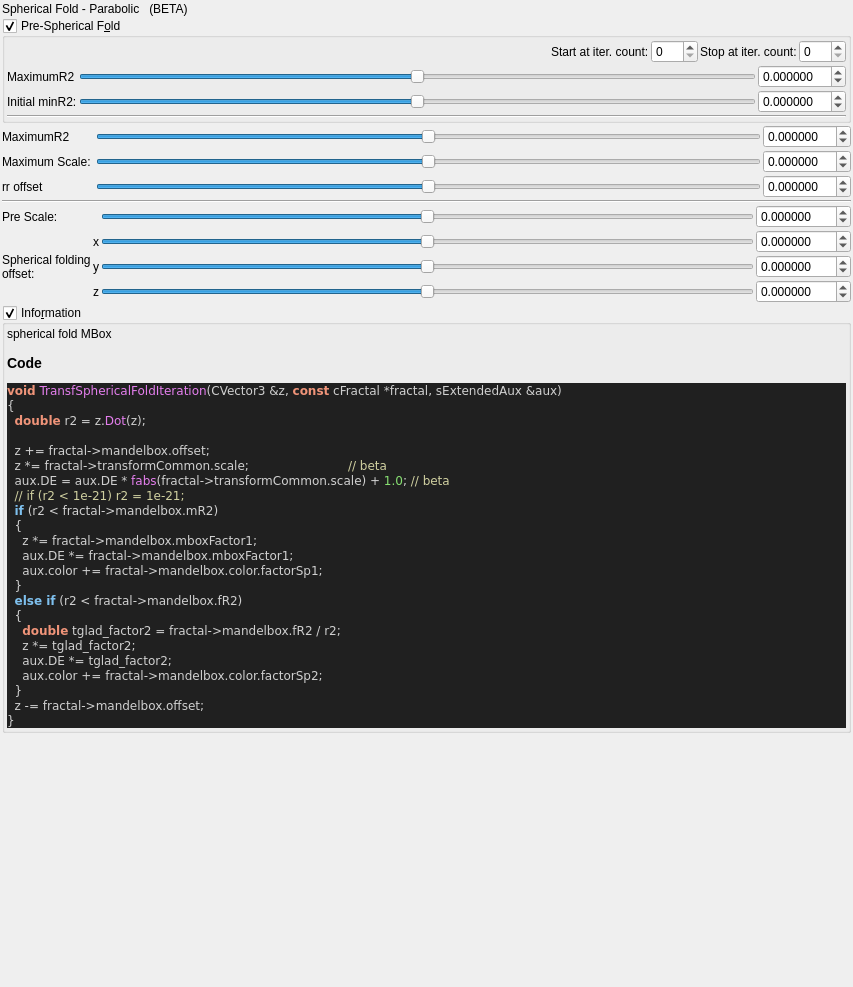
First picture: the form in mandelbulber2/qt_data/fractal_transf_spherical_fold_parab.ui, repository buddhi1980/mandelbulber2, before the edit.
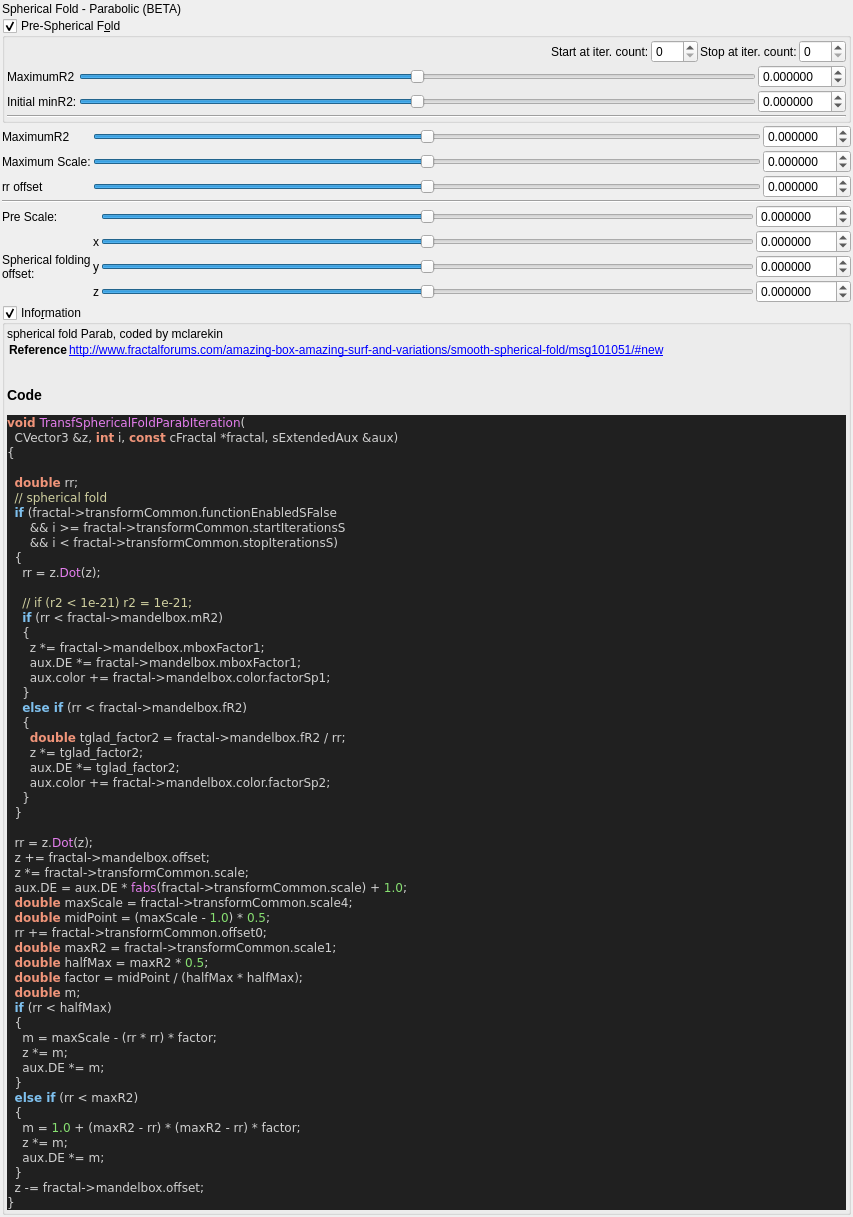
Second picture: the form after the edit. Custom widgets are drawn as their Qt base class.

What changed in the file:
```diff
--- a/mandelbulber2/qt_data/fractal_transf_spherical_fold_parab.ui
+++ b/mandelbulber2/qt_data/fractal_transf_spherical_fold_parab.ui
@@ -32,7 +32,7 @@
    <item>
     <widget class="QLabel" name="label_17">
      <property name="text">
-      <string>Spherical Fold - Parabolic   (BETA)</string>
+      <string>Spherical Fold - Parabolic (BETA)</string>
      </property>
     </widget>
    </item>
@@ -381,7 +381,7 @@
      <item row="2" column="0">
       <widget class="QLabel" name="label_47">
        <property name="text">
-        <string>Maximum Scale: </string>
+        <string>Maximum Scale:</string>
        </property>
       </widget>
      </item>
@@ -757,30 +757,62 @@
       <item>
        <widget class="QLabel" name="label_code_content">
         <property name="text">
-         <string notr="true">&lt;p&gt;spherical fold MBox&lt;/p&gt;&lt;table&gt;
+         <string notr="true">&lt;p&gt;spherical fold Parab, coded by mclarekin&lt;/p&gt;&lt;table&gt;
+&lt;tr&gt;&lt;th&gt;Reference&lt;/th&gt;&lt;td&gt;&lt;a href=&quot;http://www.fractalforums.com/amazing-box-amazing-surf-and-variations/smooth-spherical-fold/msg101051/#new&quot;&gt;http://www.fractalforums.com/amazing-box-amazing-surf-and-variations/smooth-spherical-fold/msg101051/#new&lt;br&gt;
+&lt;/td&gt;&lt;/tr&gt;
 &lt;/table&gt;
 &lt;h3&gt;Code&lt;/h3&gt;
 &lt;body style=&quot;background-color:#202020&quot;&gt;
-&lt;pre style=&quot;color:#d0d0d0; background-color:#202020;  font-family:'Courier New',monospace;&quot;&gt;&lt;span style=&quot;color:#f09479; font-weight:bold&quot;&gt;void&lt;/span&gt; &lt;span style=&quot;color:#e47eed&quot;&gt;TransfSphericalFoldIteration&lt;/span&gt;&lt;span style=&quot;color:#d0d0d0&quot;&gt;(&lt;/span&gt;CVector3 &lt;span style=&quot;color:#d0d0d0&quot;&gt;&amp;amp;&lt;/span&gt;z&lt;span style=&quot;color:#d0d0d0&quot;&gt;,&lt;/span&gt; &lt;span style=&quot;color:#f09479; font-weight:bold&quot;&gt;const&lt;/span&gt; cFractal &lt;span style=&quot;color:#d0d0d0&quot;&gt;*&lt;/span&gt;fractal&lt;span style=&quot;color:#d0d0d0&quot;&gt;,&lt;/span&gt; sExtendedAux &lt;span style=&quot;color:#d0d0d0&quot;&gt;&amp;amp;&lt;/span&gt;aux&lt;span style=&quot;color:#d0d0d0&quot;&gt;)&lt;/span&gt;
+&lt;pre style=&quot;color:#d0d0d0; background-color:#202020;  font-family:'Courier New',monospace;&quot;&gt;&lt;span style=&quot;color:#f09479; font-weight:bold&quot;&gt;void&lt;/span&gt; &lt;span style=&quot;color:#e47eed&quot;&gt;TransfSphericalFoldParabIteration&lt;/span&gt;&lt;span style=&quot;color:#d0d0d0&quot;&gt;(&lt;/span&gt;
+  CVector3 &lt;span style=&quot;color:#d0d0d0&quot;&gt;&amp;amp;&lt;/span&gt;z&lt;span style=&quot;color:#d0d0d0&quot;&gt;,&lt;/span&gt; &lt;span style=&quot;color:#f09479; font-weight:bold&quot;&gt;int&lt;/span&gt; i&lt;span style=&quot;color:#d0d0d0&quot;&gt;,&lt;/span&gt; &lt;span style=&quot;color:#f09479; font-weight:bold&quot;&gt;const&lt;/span&gt; cFractal &lt;span style=&quot;color:#d0d0d0&quot;&gt;*&lt;/span&gt;fractal&lt;span style=&quot;color:#d0d0d0&quot;&gt;,&lt;/span&gt; sExtendedAux &lt;span style=&quot;color:#d0d0d0&quot;&gt;&amp;amp;&lt;/span&gt;aux&lt;span style=&quot;color:#d0d0d0&quot;&gt;)&lt;/span&gt;
 &lt;span style=&quot;color:#d0d0d0&quot;&gt;{&lt;/span&gt;
-  &lt;span style=&quot;color:#f09479; font-weight:bold&quot;&gt;double&lt;/span&gt; r2 &lt;span style=&quot;color:#d0d0d0&quot;&gt;=&lt;/span&gt; z&lt;span style=&quot;color:#d0d0d0&quot;&gt;.&lt;/span&gt;&lt;span style=&quot;color:#e47eed&quot;&gt;Dot&lt;/span&gt;&lt;span style=&quot;color:#d0d0d0&quot;&gt;(&lt;/span&gt;z&lt;span style=&quot;color:#d0d0d0&quot;&gt;);&lt;/span&gt;
 
+  &lt;span style=&quot;color:#f09479; font-weight:bold&quot;&gt;double&lt;/span&gt; rr&lt;span style=&quot;color:#d0d0d0&quot;&gt;;&lt;/span&gt;
+  &lt;span style=&quot;color:#d0d0a0&quot;&gt;// spherical fold&lt;/span&gt;
+  &lt;span style=&quot;color:#7ec0ee; font-weight:bold&quot;&gt;if&lt;/span&gt; &lt;span style=&quot;color:#d0d0d0&quot;&gt;(&lt;/span&gt;fractal&lt;span style=&quot;color:#d0d0d0&quot;&gt;-&amp;gt;&lt;/span&gt;transformCommon&lt;span style=&quot;color:#d0d0d0&quot;&gt;.&lt;/span&gt;functionEnabledSFalse
+      &lt;span style=&quot;color:#d0d0d0&quot;&gt;&amp;amp;&amp;amp;&lt;/span&gt; i &lt;span style=&quot;color:#d0d0d0&quot;&gt;&amp;gt;=&lt;/span&gt; fractal&lt;span style=&quot;color:#d0d0d0&quot;&gt;-&amp;gt;&lt;/span&gt;transformCommon&lt;span style=&quot;color:#d0d0d0&quot;&gt;.&lt;/span&gt;startIterationsS
+      &lt;span style=&quot;color:#d0d0d0&quot;&gt;&amp;amp;&amp;amp;&lt;/span&gt; i &lt;span style=&quot;color:#d0d0d0&quot;&gt;&amp;lt;&lt;/span&gt; fractal&lt;span style=&quot;color:#d0d0d0&quot;&gt;-&amp;gt;&lt;/span&gt;transformCommon&lt;span style=&quot;color:#d0d0d0&quot;&gt;.&lt;/span&gt;stopIterationsS&lt;span style=&quot;color:#d0d0d0&quot;&gt;)&lt;/span&gt;
+  &lt;span style=&quot;color:#d0d0d0&quot;&gt;{&lt;/span&gt;
+    rr &lt;span style=&quot;color:#d0d0d0&quot;&gt;=&lt;/span&gt; z&lt;span style=&quot;color:#d0d0d0&quot;&gt;.&lt;/span&gt;&lt;span style=&quot;color:#e47eed&quot;&gt;Dot&lt;/span&gt;&lt;span style=&quot;color:#d0d0d0&quot;&gt;(&lt;/span&gt;z&lt;span style=&quot;color:#d0d0d0&quot;&gt;);&lt;/span&gt;
+
+    &lt;span style=&quot;color:#d0d0a0&quot;&gt;// if (r2 &amp;lt; 1e-21) r2 = 1e-21;&lt;/span&gt;
+    &lt;span style=&quot;color:#7ec0ee; font-weight:bold&quot;&gt;if&lt;/span&gt; &lt;span style=&quot;color:#d0d0d0&quot;&gt;(&lt;/span&gt;rr &lt;span style=&quot;color:#d0d0d0&quot;&gt;&amp;lt;&lt;/span&gt; fractal&lt;span style=&quot;color:#d0d0d0&quot;&gt;-&amp;gt;&lt;/span&gt;mandelbox&lt;span style=&quot;color:#d0d0d0&quot;&gt;.&lt;/span&gt;mR2&lt;span style=&quot;color:#d0d0d0&quot;&gt;)&lt;/span&gt;
+    &lt;span style=&quot;color:#d0d0d0&quot;&gt;{&lt;/span&gt;
+      z &lt;span style=&quot;color:#d0d0d0&quot;&gt;*=&lt;/span&gt; fractal&lt;span style=&quot;color:#d0d0d0&quot;&gt;-&amp;gt;&lt;/span&gt;mandelbox&lt;span style=&quot;color:#d0d0d0&quot;&gt;.&lt;/span&gt;mboxFactor1&lt;span style=&quot;color:#d0d0d0&quot;&gt;;&lt;/span&gt;
+      aux&lt;span style=&quot;color:#d0d0d0&quot;&gt;.&lt;/span&gt;DE &lt;span style=&quot;color:#d0d0d0&quot;&gt;*=&lt;/span&gt; fractal&lt;span style=&quot;color:#d0d0d0&quot;&gt;-&amp;gt;&lt;/span&gt;mandelbox&lt;span style=&quot;color:#d0d0d0&quot;&gt;.&lt;/span&gt;mboxFactor1&lt;span style=&quot;color:#d0d0d0&quot;&gt;;&lt;/span&gt;
+      aux&lt;span style=&quot;color:#d0d0d0&quot;&gt;.&lt;/span&gt;color &lt;span style=&quot;color:#d0d0d0&quot;&gt;+=&lt;/span&gt; fractal&lt;span style=&quot;color:#d0d0d0&quot;&gt;-&amp;gt;&lt;/span&gt;mandelbox&lt;span style=&quot;color:#d0d0d0&quot;&gt;.&lt;/span&gt;color&lt;span style=&quot;color:#d0d0d0&quot;&gt;.&lt;/span&gt;factorSp1&lt;span style=&quot;color:#d0d0d0&quot;&gt;;&lt;/span&gt;
+    &lt;span style=&quot;color:#d0d0d0&quot;&gt;}&lt;/span&gt;
+    &lt;span style=&quot;color:#7ec0ee; font-weight:bold&quot;&gt;else if&lt;/span&gt; &lt;span style=&quot;color:#d0d0d0&quot;&gt;(&lt;/span&gt;rr &lt;span style=&quot;color:#d0d0d0&quot;&gt;&amp;lt;&lt;/span&gt; fractal&lt;span style=&quot;color:#d0d0d0&quot;&gt;-&amp;gt;&lt;/span&gt;mandelbox&lt;span style=&quot;color:#d0d0d0&quot;&gt;.&lt;/span&gt;fR2&lt;span style=&quot;color:#d0d0d0&quot;&gt;)&lt;/span&gt;
+    &lt;span style=&quot;color:#d0d0d0&quot;&gt;{&lt;/span&gt;
+      &lt;span style=&quot;color:#f09479; font-weight:bold&quot;&gt;double&lt;/span&gt; tglad_factor2 &lt;span style=&quot;color:#d0d0d0&quot;&gt;=&lt;/span&gt; fractal&lt;span style=&quot;color:#d0d0d0&quot;&gt;-&amp;gt;&lt;/span&gt;mandelbox&lt;span style=&quot;color:#d0d0d0&quot;&gt;.&lt;/span&gt;fR2 &lt;span style=&quot;color:#d0d0d0&quot;&gt;/&lt;/span&gt; rr&lt;span style=&quot;color:#d0d0d0&quot;&gt;;&lt;/span&gt;
+      z &lt;span style=&quot;color:#d0d0d0&quot;&gt;*=&lt;/span&gt; tglad_factor2&lt;span style=&quot;color:#d0d0d0&quot;&gt;;&lt;/span&gt;
+      aux&lt;span style=&quot;color:#d0d0d0&quot;&gt;.&lt;/span&gt;DE &lt;span style=&quot;color:#d0d0d0&quot;&gt;*=&lt;/span&gt; tglad_factor2&lt;span style=&quot;color:#d0d0d0&quot;&gt;;&lt;/span&gt;
+      aux&lt;span style=&quot;color:#d0d0d0&quot;&gt;.&lt;/span&gt;color &lt;span style=&quot;color:#d0d0d0&quot;&gt;+=&lt;/span&gt; fractal&lt;span style=&quot;color:#d0d0d0&quot;&gt;-&amp;gt;&lt;/span&gt;mandelbox&lt;span style=&quot;color:#d0d0d0&quot;&gt;.&lt;/span&gt;color&lt;span style=&quot;color:#d0d0d0&quot;&gt;.&lt;/span&gt;factorSp2&lt;span style=&quot;color:#d0d0d0&quot;&gt;;&lt;/span&gt;
+    &lt;span style=&quot;color:#d0d0d0&quot;&gt;}&lt;/span&gt;
+  &lt;span style=&quot;color:#d0d0d0&quot;&gt;}&lt;/span&gt;
+
+  rr &lt;span style=&quot;color:#d0d0d0&quot;&gt;=&lt;/span&gt; z&lt;span style=&quot;color:#d0d0d0&quot;&gt;.&lt;/span&gt;&lt;span style=&quot;color:#e47eed&quot;&gt;Dot&lt;/span&gt;&lt;span style=&quot;color:#d0d0d0&quot;&gt;(&lt;/span&gt;z&lt;span style=&quot;color:#d0d0d0&quot;&gt;);&lt;/span&gt;
   z &lt;span style=&quot;color:#d0d0d0&quot;&gt;+=&lt;/span&gt; fractal&lt;span style=&quot;color:#d0d0d0&quot;&gt;-&amp;gt;&lt;/span&gt;mandelbox&lt;span style=&quot;color:#d0d0d0&quot;&gt;.&lt;/span&gt;offset&lt;span style=&quot;color:#d0d0d0&quot;&gt;;&lt;/span&gt;
-  z &lt;span style=&quot;color:#d0d0d0&quot;&gt;*=&lt;/span&gt; fractal&lt;span style=&quot;color:#d0d0d0&quot;&gt;-&amp;gt;&lt;/span&gt;transformCommon&lt;span style=&quot;color:#d0d0d0&quot;&gt;.&lt;/span&gt;scale&lt;span style=&quot;color:#d0d0d0&quot;&gt;;&lt;/span&gt;                          &lt;span style=&quot;color:#d0d0a0&quot;&gt;// beta&lt;/span&gt;
-  aux&lt;span style=&quot;color:#d0d0d0&quot;&gt;.&lt;/span&gt;DE &lt;span style=&quot;color:#d0d0d0&quot;&gt;=&lt;/span&gt; aux&lt;span style=&quot;color:#d0d0d0&quot;&gt;.&lt;/span&gt;DE &lt;span style=&quot;color:#d0d0d0&quot;&gt;*&lt;/span&gt; &lt;span style=&quot;color:#e47eed&quot;&gt;fabs&lt;/span&gt;&lt;span style=&quot;color:#d0d0d0&quot;&gt;(&lt;/span&gt;fractal&lt;span style=&quot;color:#d0d0d0&quot;&gt;-&amp;gt;&lt;/span&gt;transformCommon&lt;span style=&quot;color:#d0d0d0&quot;&gt;.&lt;/span&gt;scale&lt;span style=&quot;color:#d0d0d0&quot;&gt;) +&lt;/span&gt; &lt;span style=&quot;color:#87df71&quot;&gt;1.0&lt;/span&gt;&lt;span style=&quot;color:#d0d0d0&quot;&gt;;&lt;/span&gt; &lt;span style=&quot;color:#d0d0a0&quot;&gt;// beta&lt;/span&gt;
-  &lt;span style=&quot;color:#d0d0a0&quot;&gt;// if (r2 &amp;lt; 1e-21) r2 = 1e-21;&lt;/span&gt;
-  &lt;span style=&quot;color:#7ec0ee; font-weight:bold&quot;&gt;if&lt;/span&gt; &lt;span style=&quot;color:#d0d0d0&quot;&gt;(&lt;/span&gt;r2 &lt;span style=&quot;color:#d0d0d0&quot;&gt;&amp;lt;&lt;/span&gt; fractal&lt;span style=&quot;color:#d0d0d0&quot;&gt;-&amp;gt;&lt;/span&gt;mandelbox&lt;span style=&quot;color:#d0d0d0&quot;&gt;.&lt;/span&gt;mR2&lt;span style=&quot;color:#d0d0d0&quot;&gt;)&lt;/span&gt;
+  z &lt;span style=&quot;color:#d0d0d0&quot;&gt;*=&lt;/span&gt; fractal&lt;span style=&quot;color:#d0d0d0&quot;&gt;-&amp;gt;&lt;/span&gt;transformCommon&lt;span style=&quot;color:#d0d0d0&quot;&gt;.&lt;/span&gt;scale&lt;span style=&quot;color:#d0d0d0&quot;&gt;;&lt;/span&gt;
+  aux&lt;span style=&quot;color:#d0d0d0&quot;&gt;.&lt;/span&gt;DE &lt;span style=&quot;color:#d0d0d0&quot;&gt;=&lt;/span&gt; aux&lt;span style=&quot;color:#d0d0d0&quot;&gt;.&lt;/span&gt;DE &lt;span style=&quot;color:#d0d0d0&quot;&gt;*&lt;/span&gt; &lt;span style=&quot;color:#e47eed&quot;&gt;fabs&lt;/span&gt;&lt;span style=&quot;color:#d0d0d0&quot;&gt;(&lt;/span&gt;fractal&lt;span style=&quot;color:#d0d0d0&quot;&gt;-&amp;gt;&lt;/span&gt;transformCommon&lt;span style=&quot;color:#d0d0d0&quot;&gt;.&lt;/span&gt;scale&lt;span style=&quot;color:#d0d0d0&quot;&gt;) +&lt;/span&gt; &lt;span style=&quot;color:#87df71&quot;&gt;1.0&lt;/span&gt;&lt;span style=&quot;color:#d0d0d0&quot;&gt;;&lt;/span&gt;
+  &lt;span style=&quot;color:#f09479; font-weight:bold&quot;&gt;double&lt;/span&gt; maxScale &lt;span style=&quot;color:#d0d0d0&quot;&gt;=&lt;/span&gt; fractal&lt;span style=&quot;color:#d0d0d0&quot;&gt;-&amp;gt;&lt;/span&gt;transformCommon&lt;span style=&quot;color:#d0d0d0&quot;&gt;.&lt;/span&gt;scale4&lt;span style=&quot;color:#d0d0d0&quot;&gt;;&lt;/span&gt;
+  &lt;span style=&quot;color:#f09479; font-weight:bold&quot;&gt;double&lt;/span&gt; midPoint &lt;span style=&quot;color:#d0d0d0&quot;&gt;= (&lt;/span&gt;maxScale &lt;span style=&quot;color:#d0d0d0&quot;&gt;-&lt;/span&gt; &lt;span style=&quot;color:#87df71&quot;&gt;1.0&lt;/span&gt;&lt;span style=&quot;color:#d0d0d0&quot;&gt;) *&lt;/span&gt; &lt;span style=&quot;color:#87df71&quot;&gt;0.5&lt;/span&gt;&lt;span style=&quot;color:#d0d0d0&quot;&gt;;&lt;/span&gt;
+  rr &lt;span style=&quot;color:#d0d0d0&quot;&gt;+=&lt;/span&gt; fractal&lt;span style=&quot;color:#d0d0d0&quot;&gt;-&amp;gt;&lt;/span&gt;transformCommon&lt;span style=&quot;color:#d0d0d0&quot;&gt;.&lt;/span&gt;offset0&lt;span style=&quot;color:#d0d0d0&quot;&gt;;&lt;/span&gt;
+  &lt;span style=&quot;color:#f09479; font-weight:bold&quot;&gt;double&lt;/span&gt; maxR2 &lt;span style=&quot;color:#d0d0d0&quot;&gt;=&lt;/span&gt; fractal&lt;span style=&quot;color:#d0d0d0&quot;&gt;-&amp;gt;&lt;/span&gt;transformCommon&lt;span style=&quot;color:#d0d0d0&quot;&gt;.&lt;/span&gt;scale1&lt;span style=&quot;color:#d0d0d0&quot;&gt;;&lt;/span&gt;
+  &lt;span style=&quot;color:#f09479; font-weight:bold&quot;&gt;double&lt;/span&gt; halfMax &lt;span style=&quot;color:#d0d0d0&quot;&gt;=&lt;/span&gt; maxR2 &lt;span style=&quot;color:#d0d0d0&quot;&gt;*&lt;/span&gt; &lt;span style=&quot;color:#87df71&quot;&gt;0.5&lt;/span&gt;&lt;span style=&quot;color:#d0d0d0&quot;&gt;;&lt;/span&gt;
+  &lt;span style=&quot;color:#f09479; font-weight:bold&quot;&gt;double&lt;/span&gt; factor &lt;span style=&quot;color:#d0d0d0&quot;&gt;=&lt;/span&gt; midPoint &lt;span style=&quot;color:#d0d0d0&quot;&gt;/ (&lt;/span&gt;halfMax &lt;span style=&quot;color:#d0d0d0&quot;&gt;*&lt;/span&gt; halfMax&lt;span style=&quot;color:#d0d0d0&quot;&gt;);&lt;/span&gt;
+  &lt;span style=&quot;color:#f09479; font-weight:bold&quot;&gt;double&lt;/span&gt; m&lt;span style=&quot;color:#d0d0d0&quot;&gt;;&lt;/span&gt;
+  &lt;span style=&quot;color:#7ec0ee; font-weight:bold&quot;&gt;if&lt;/span&gt; &lt;span style=&quot;color:#d0d0d0&quot;&gt;(&lt;/span&gt;rr &lt;span style=&quot;color:#d0d0d0&quot;&gt;&amp;lt;&lt;/span&gt; halfMax&lt;span style=&quot;color:#d0d0d0&quot;&gt;)&lt;/span&gt;
   &lt;span style=&quot;color:#d0d0d0&quot;&gt;{&lt;/span&gt;
-    z &lt;span style=&quot;color:#d0d0d0&quot;&gt;*=&lt;/span&gt; fractal&lt;span style=&quot;color:#d0d0d0&quot;&gt;-&amp;gt;&lt;/span&gt;mandelbox&lt;span style=&quot;color:#d0d0d0&quot;&gt;.&lt;/span&gt;mboxFactor1&lt;span style=&quot;color:#d0d0d0&quot;&gt;;&lt;/span&gt;
-    aux&lt;span style=&quot;color:#d0d0d0&quot;&gt;.&lt;/span&gt;DE &lt;span style=&quot;color:#d0d0d0&quot;&gt;*=&lt;/span&gt; fractal&lt;span style=&quot;color:#d0d0d0&quot;&gt;-&amp;gt;&lt;/span&gt;mandelbox&lt;span style=&quot;color:#d0d0d0&quot;&gt;.&lt;/span&gt;mboxFactor1&lt;span style=&quot;color:#d0d0d0&quot;&gt;;&lt;/span&gt;
-    aux&lt;span style=&quot;color:#d0d0d0&quot;&gt;.&lt;/span&gt;color &lt;span style=&quot;color:#d0d0d0&quot;&gt;+=&lt;/span&gt; fractal&lt;span style=&quot;color:#d0d0d0&quot;&gt;-&amp;gt;&lt;/span&gt;mandelbox&lt;span style=&quot;color:#d0d0d0&quot;&gt;.&lt;/span&gt;color&lt;span style=&quot;color:#d0d0d0&quot;&gt;.&lt;/span&gt;factorSp1&lt;span style=&quot;color:#d0d0d0&quot;&gt;;&lt;/span&gt;
+    m &lt;span style=&quot;color:#d0d0d0&quot;&gt;=&lt;/span&gt; maxScale &lt;span style=&quot;color:#d0d0d0&quot;&gt;- (&lt;/span&gt;rr &lt;span style=&quot;color:#d0d0d0&quot;&gt;*&lt;/span&gt; rr&lt;span style=&quot;color:#d0d0d0&quot;&gt;) *&lt;/span&gt; factor&lt;span style=&quot;color:#d0d0d0&quot;&gt;;&lt;/span&gt;
+    z &lt;span style=&quot;color:#d0d0d0&quot;&gt;*=&lt;/span&gt; m&lt;span style=&quot;color:#d0d0d0&quot;&gt;;&lt;/span&gt;
+    aux&lt;span style=&quot;color:#d0d0d0&quot;&gt;.&lt;/span&gt;DE &lt;span style=&quot;color:#d0d0d0&quot;&gt;*=&lt;/span&gt; m&lt;span style=&quot;color:#d0d0d0&quot;&gt;;&lt;/span&gt;
   &lt;span style=&quot;color:#d0d0d0&quot;&gt;}&lt;/span&gt;
-  &lt;span style=&quot;color:#7ec0ee; font-weight:bold&quot;&gt;else if&lt;/span&gt; &lt;span style=&quot;color:#d0d0d0&quot;&gt;(&lt;/span&gt;r2 &lt;span style=&quot;color:#d0d0d0&quot;&gt;&amp;lt;&lt;/span&gt; fractal&lt;span style=&quot;color:#d0d0d0&quot;&gt;-&amp;gt;&lt;/span&gt;mandelbox&lt;span style=&quot;color:#d0d0d0&quot;&gt;.&lt;/span&gt;fR2&lt;span style=&quot;color:#d0d0d0&quot;&gt;)&lt;/span&gt;
+  &lt;span style=&quot;color:#7ec0ee; font-weight:bold&quot;&gt;else if&lt;/span&gt; &lt;span style=&quot;color:#d0d0d0&quot;&gt;(&lt;/span&gt;rr &lt;span style=&quot;color:#d0d0d0&quot;&gt;&amp;lt;&lt;/span&gt; maxR2&lt;span style=&quot;color:#d0d0d0&quot;&gt;)&lt;/span&gt;
   &lt;span style=&quot;color:#d0d0d0&quot;&gt;{&lt;/span&gt;
-    &lt;span style=&quot;color:#f09479; font-weight:bold&quot;&gt;double&lt;/span&gt; tglad_factor2 &lt;span style=&quot;color:#d0d0d0&quot;&gt;=&lt;/span&gt; fractal&lt;span style=&quot;color:#d0d0d0&quot;&gt;-&amp;gt;&lt;/span&gt;mandelbox&lt;span style=&quot;color:#d0d0d0&quot;&gt;.&lt;/span&gt;fR2 &lt;span style=&quot;color:#d0d0d0&quot;&gt;/&lt;/span&gt; r2&lt;span style=&quot;color:#d0d0d0&quot;&gt;;&lt;/span&gt;
-    z &lt;span style=&quot;color:#d0d0d0&quot;&gt;*=&lt;/span&gt; tglad_factor2&lt;span style=&quot;color:#d0d0d0&quot;&gt;;&lt;/span&gt;
-    aux&lt;span style=&quot;color:#d0d0d0&quot;&gt;.&lt;/span&gt;DE &lt;span style=&quot;color:#d0d0d0&quot;&gt;*=&lt;/span&gt; tglad_factor2&lt;span style=&quot;color:#d0d0d0&quot;&gt;;&lt;/span&gt;
-    aux&lt;span style=&quot;color:#d0d0d0&quot;&gt;.&lt;/span&gt;color &lt;span style=&quot;color:#d0d0d0&quot;&gt;+=&lt;/span&gt; fractal&lt;span style=&quot;color:#d0d0d0&quot;&gt;-&amp;gt;&lt;/span&gt;mandelbox&lt;span style=&quot;color:#d0d0d0&quot;&gt;.&lt;/span&gt;color&lt;span style=&quot;color:#d0d0d0&quot;&gt;.&lt;/span&gt;factorSp2&lt;span style=&quot;color:#d0d0d0&quot;&gt;;&lt;/span&gt;
+    m &lt;span style=&quot;color:#d0d0d0&quot;&gt;=&lt;/span&gt; &lt;span style=&quot;color:#87df71&quot;&gt;1.0&lt;/span&gt; &lt;span style=&quot;color:#d0d0d0&quot;&gt;+ (&lt;/span&gt;maxR2 &lt;span style=&quot;color:#d0d0d0&quot;&gt;-&lt;/span&gt; rr&lt;span style=&quot;color:#d0d0d0&quot;&gt;) * (&lt;/span&gt;maxR2 &lt;span style=&quot;color:#d0d0d0&quot;&gt;-&lt;/span&gt; rr&lt;span style=&quot;color:#d0d0d0&quot;&gt;) *&lt;/span&gt; factor&lt;span style=&quot;color:#d0d0d0&quot;&gt;;&lt;/span&gt;
+    z &lt;span style=&quot;color:#d0d0d0&quot;&gt;*=&lt;/span&gt; m&lt;span style=&quot;color:#d0d0d0&quot;&gt;;&lt;/span&gt;
+    aux&lt;span style=&quot;color:#d0d0d0&quot;&gt;.&lt;/span&gt;DE &lt;span style=&quot;color:#d0d0d0&quot;&gt;*=&lt;/span&gt; m&lt;span style=&quot;color:#d0d0d0&quot;&gt;;&lt;/span&gt;
   &lt;span style=&quot;color:#d0d0d0&quot;&gt;}&lt;/span&gt;
   z &lt;span style=&quot;color:#d0d0d0&quot;&gt;-=&lt;/span&gt; fractal&lt;span style=&quot;color:#d0d0d0&quot;&gt;-&amp;gt;&lt;/span&gt;mandelbox&lt;span style=&quot;color:#d0d0d0&quot;&gt;.&lt;/span&gt;offset&lt;span style=&quot;color:#d0d0d0&quot;&gt;;&lt;/span&gt;
 &lt;span style=&quot;color:#d0d0d0&quot;&gt;}&lt;/span&gt;
```
Left out of the diff: 4 changed lines with no effect on the pictures.
